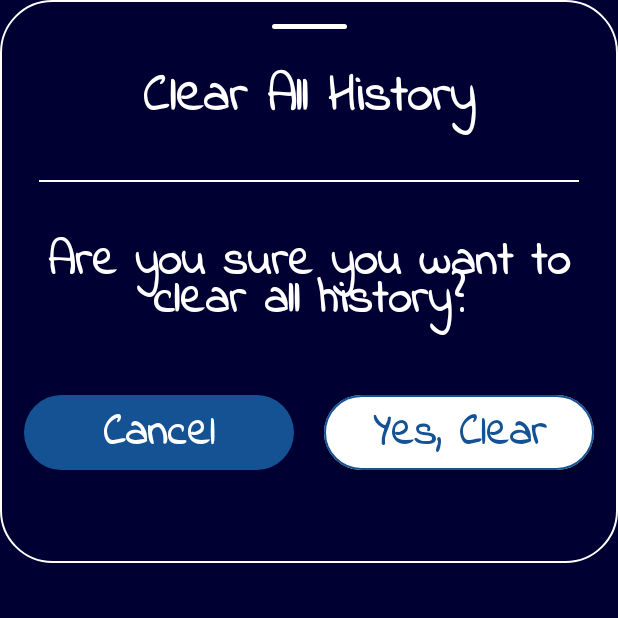
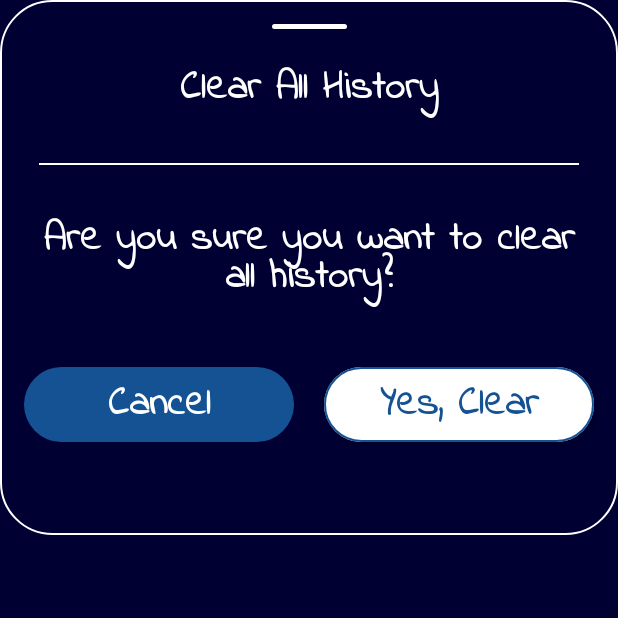
Before and after one commit to SingaporeLion/Aikonia8, an Android app built with Jetpack Compose: the composable DeleteHistoryBottomSheet shown on its own in the app's theme, on a phone screen of 412 x 824 dp, the top half of it. Run offline under Robolectric (Android 15) with nearby library versions, the phone set to English and light mode, and no system bars.

Commit message:
commit21

```diff
--- a/app/src/main/java/com/aikonia/app/common/Constants.kt
+++ b/app/src/main/java/com/aikonia/app/common/Constants.kt
@@ -2,7 +2,7 @@ package com.aikonia.app.common
 
 object Constants {
     const val BASE_URL = "https://api.openai.com/v1/"
-    const val API_KEY = "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"
+    const val API_KEY = "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"
 
     const val REWARDED_AD_UNIT_ID =
         "ca-app-pub-2182457367918105/7878846240"
--- a/app/src/main/java/com/aikonia/app/ui/chat/ChatScreen.kt
+++ b/app/src/main/java/com/aikonia/app/ui/chat/ChatScreen.kt
@@ -247,7 +247,8 @@ fun AppBar(
             text = text,
             style = TextStyle(
                 fontFamily = FlowerFontFamily, // Verwenden Sie die Schriftart, falls erforderlich
-                fontSize = 20.sp,
+                fontSize = 18.sp,
+                color = Color.White,
                 fontWeight = FontWeight.Bold
             ),
             modifier = Modifier.weight(1f),
@@ -257,7 +258,8 @@ fun AppBar(
         IconButton(onClick = onMuteClick) {
             Icon(
                 imageVector = if (isMuted) Icons.Filled.VolumeOff else Icons.Filled.VolumeUp,
-                contentDescription = "Stumm"
+                contentDescription = "Stumm",
+                tint = Color.White
             )
         }
     }
--- a/app/src/main/java/com/aikonia/app/ui/history/DeleteHistoryBottomSheet.kt
+++ b/app/src/main/java/com/aikonia/app/ui/history/DeleteHistoryBottomSheet.kt
@@ -52,7 +52,7 @@ fun DeleteHistoryBottomSheet(
             text = stringResource(R.string.clear_all_history),
             color = Color.White,
             style = TextStyle(
-                fontSize = 26.sp,
+                fontSize = 20.sp,
                 fontWeight = FontWeight.W700,
                 fontFamily = FlowerFontFamily,
                 lineHeight = 25.sp
@@ -72,7 +72,7 @@ fun DeleteHistoryBottomSheet(
             text = stringResource(R.string.are_you_sure_delete_all_history),
             color = Color.White,
             style = TextStyle(
-                fontSize = 24.sp,
+                fontSize = 20.sp,
                 fontWeight = FontWeight.W700,
                 fontFamily = FlowerFontFamily,
                 lineHeight = 25.sp
@@ -102,7 +102,7 @@ fun DeleteHistoryBottomSheet(
                         text = stringResource(R.string.cancel),
                         color = White,
                         style = TextStyle(
-                            fontSize = 22.sp,
+                            fontSize = 20.sp,
                             fontWeight = FontWeight.W700,
                             fontFamily = FlowerFontFamily
                         ),
@@ -134,7 +134,7 @@ fun DeleteHistoryBottomSheet(
                         text = stringResource(R.string.yes_clear_all),
                         color = VibrantBlue2, // Text in VibrantBlue2
                         style = TextStyle(
-                            fontSize = 22.sp,
+                            fontSize = 20.sp,
                             fontWeight = FontWeight.W700,
                             fontFamily = FlowerFontFamily
                         ),
--- a/app/src/main/res/values/strings.xml
+++ b/app/src/main/res/values/strings.xml
@@ -8,7 +8,7 @@
     <string name="welcome">Welcome</string>
     <string name="start_chat">Start Chat</string>
     <string name="welcome_to">Welcome to</string>
-    <string name="welcome_app_name">Aikonia 👋</string>
+    <string name="welcome_app_name">Aikonia</string>
     <string name="welcome_description">Start chatting with Lynn now.\nYou can ask me anything</string>
     <string name="ask_me_anything">Ask me anything...</string>
     <string name="back_icon">Back Icon</string>
```
Also changed, not shown: app/src/main/java/com/aikonia/app/common/components/TextInput.kt (+10 -9 lines), app/src/main/java/com/aikonia/app/ui/startchat/StartChatScreen.kt (+29 -9 lines), app/src/main/res/drawable/mic_button.png, app/src/main/res/drawable/mic_button2_small.png (added), app/src/main/res/drawable/mic_button_small.png (added), app/src/main/res/drawable/send_button2_small.png (added), app/src/main/res/drawable/send_button3_small.png (added), app/src/main/res/drawable/send_button_small.png (added), 3 other files.
